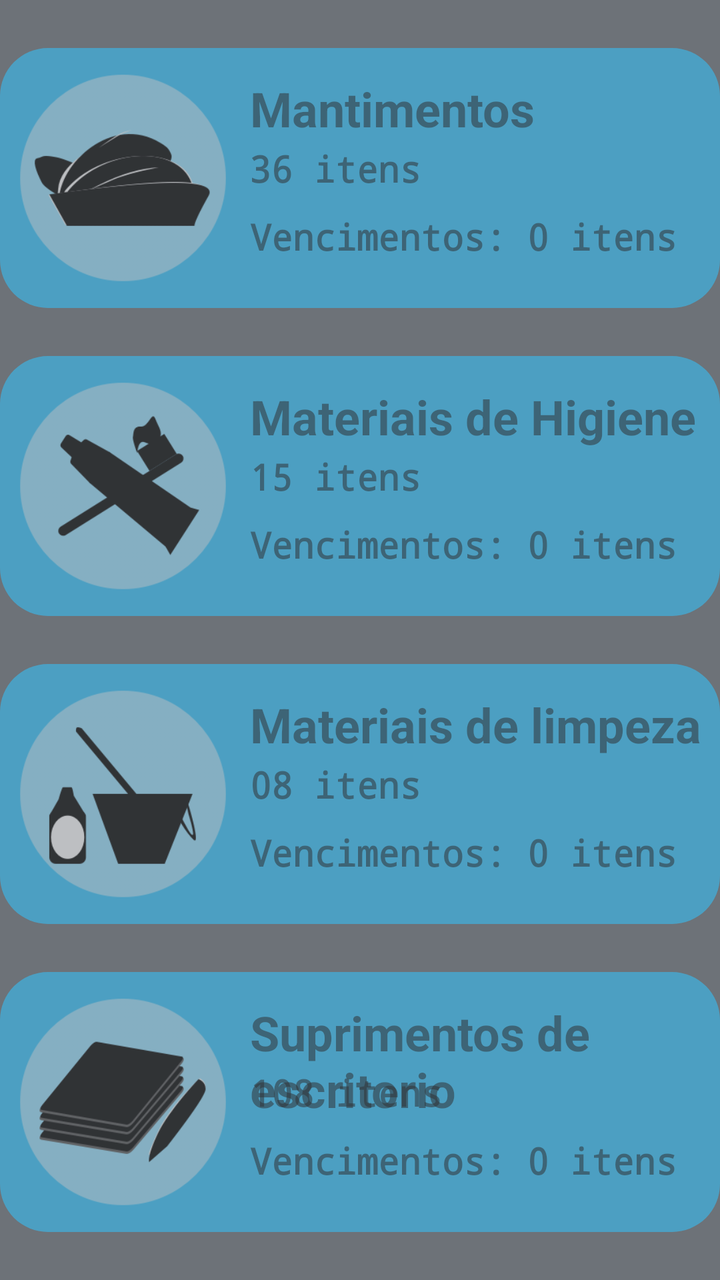
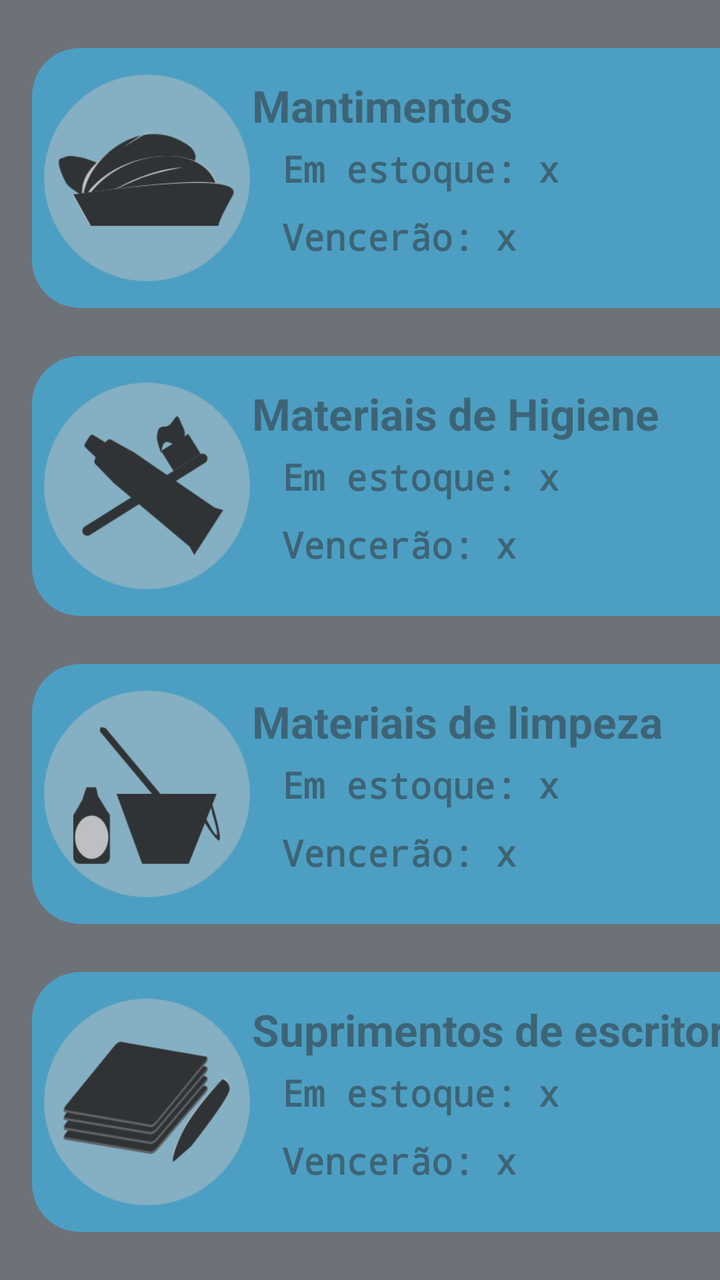

Screens rendered from an Android XML layout before and after an edit, with the pre-edit source and the edit as a unified diff.
<!-- AndroidManifest.xml: application theme AppTheme -->
<!-- res/layout/activity_home.xml -->
<?xml version="1.0" encoding="utf-8"?>
<androidx.constraintlayout.widget.ConstraintLayout xmlns:android="http://schemas.android.com/apk/res/android"
    xmlns:app="http://schemas.android.com/apk/res-auto"
    xmlns:tools="http://schemas.android.com/tools"
    android:layout_width="match_parent"
    android:layout_height="match_parent"
    android:background="@color/graphite"
    tools:context=".Home">

    <LinearLayout
        android:id="@+id/home_view"
        android:orientation="vertical"
        android:layout_width="match_parent"
        android:layout_height="wrap_content"
        app:layout_constraintTop_toTopOf="parent">

        <RelativeLayout
            android:clickable="true"
            android:focusable="true"
            android:layout_width="match_parent"
            android:layout_height="130dp"
            android:layout_marginTop="24dp"
            android:background="@drawable/rounded_shape"
            android:backgroundTint="@color/softBlue"
            android:alpha="0.55">

            <androidx.appcompat.widget.AppCompatImageView
                android:id="@+id/food_icon"
                android:layout_width="115dp"
                android:layout_height="115dp"
                android:layout_marginTop="7.5dp"
                android:layout_marginStart="4dp"
                android:background="@drawable/food_icon" />

            <TextView
                android:layout_width="wrap_content"
                android:layout_height="wrap_content"
                android:text="Mantimentos"
                android:textSize="24sp"
                android:textStyle="bold"
                android:layout_marginStart="125dp"
                android:layout_marginTop="14dp"/>

            <TextView
                android:layout_width="wrap_content"
                android:layout_height="wrap_content"
                android:text="36 itens"
                android:textSize="18sp"
                android:textStyle="bold"
                android:fontFamily="monospace"
                android:layout_marginStart="125dp"
                android:layout_marginTop="48dp"/>

            <TextView
                android:layout_width="wrap_content"
                android:layout_height="wrap_content"
                android:text="Vencimentos: 0 itens"
                android:textSize="18sp"
                android:textStyle="bold"
                android:fontFamily="monospace"
                android:layout_marginStart="125dp"
                android:layout_marginTop="82dp"/>

        </RelativeLayout>

        <RelativeLayout
            android:clickable="true"
            android:focusable="true"
            android:layout_width="match_parent"
            android:layout_height="130dp"
            android:layout_marginTop="24dp"
            android:background="@drawable/rounded_shape"
            android:backgroundTint="@color/softBlue"
            android:alpha="0.55">

            <androidx.appcompat.widget.AppCompatImageView
                android:layout_width="115dp"
                android:layout_height="115dp"
                android:layout_marginTop="7.5dp"
                android:layout_marginStart="4dp"
                android:background="@drawable/higienis_icon" />

            <TextView
                android:layout_width="wrap_content"
                android:layout_height="wrap_content"
                android:text="Materiais de Higiene"
                android:textSize="24sp"
                android:textStyle="bold"
                android:layout_marginStart="125dp"
                android:layout_marginTop="14dp"/>

            <TextView
                android:layout_width="wrap_content"
                android:layout_height="wrap_content"
                android:text="15 itens"
                android:textSize="18sp"
                android:textStyle="bold"
                android:fontFamily="monospace"
                android:layout_marginStart="125dp"
                android:layout_marginTop="48dp"/>

            <TextView
                android:layout_width="wrap_content"
                android:layout_height="wrap_content"
                android:text="Vencimentos: 0 itens"
                android:textSize="18sp"
                android:textStyle="bold"
                android:fontFamily="monospace"
                android:layout_marginStart="125dp"
                android:layout_marginTop="82dp"/>

        </RelativeLayout>

        <RelativeLayout
            android:clickable="true"
            android:focusable="true"
            android:layout_width="match_parent"
            android:layout_height="130dp"
            android:layout_marginTop="24dp"
            android:background="@drawable/rounded_shape"
            android:backgroundTint="@color/softBlue"
            android:alpha="0.55">

            <androidx.appcompat.widget.AppCompatImageView
                android:layout_width="115dp"
                android:layout_height="115dp"
                android:layout_marginTop="7.5dp"
                android:layout_marginStart="4dp"
                android:background="@drawable/cleaning_icon" />

            <TextView
                android:layout_width="wrap_content"
                android:layout_height="wrap_content"
                android:text="Materiais de limpeza"
                android:textSize="24sp"
                android:textStyle="bold"

                android:layout_marginStart="125dp"
                android:layout_marginTop="14dp"/>

            <TextView
                android:layout_width="wrap_content"
                android:layout_height="wrap_content"
                android:text="08 itens"
                android:textSize="18sp"
                android:textStyle="bold"
                android:fontFamily="monospace"
                android:layout_marginStart="125dp"
                android:layout_marginTop="48dp"/>

            <TextView
                android:layout_width="wrap_content"
                android:layout_height="wrap_content"
                android:text="Vencimentos: 0 itens"
                android:textSize="18sp"
                android:textStyle="bold"
                android:fontFamily="monospace"
                android:layout_marginStart="125dp"
                android:layout_marginTop="82dp"/>

        </RelativeLayout>

        <RelativeLayout
            android:clickable="true"
            android:focusable="true"
            android:layout_width="match_parent"
            android:layout_height="130dp"
            android:layout_marginTop="24dp"
            android:background="@drawable/rounded_shape"
            android:backgroundTint="@color/softBlue"
            android:alpha="0.55">

            <androidx.appcompat.widget.AppCompatImageView
                android:layout_width="115dp"
                android:layout_height="115dp"
                android:layout_marginTop="7.5dp"
                android:layout_marginStart="4dp"
                android:background="@drawable/office_icon" />

            <TextView
                android:layout_width="wrap_content"
                android:layout_height="wrap_content"
                android:text="Suprimentos de escritorio"
                android:textSize="24sp"
                android:textStyle="bold"
                android:layout_marginStart="125dp"
                android:layout_marginTop="14dp"/>

            <TextView
                android:layout_width="wrap_content"
                android:layout_height="wrap_content"
                android:text="108 itens"
                android:textSize="18sp"
                android:textStyle="bold"
                android:fontFamily="monospace"
                android:layout_marginStart="125dp"
                android:layout_marginTop="48dp"/>

            <TextView
                android:layout_width="wrap_content"
                android:layout_height="wrap_content"
                android:text="Vencimentos: 0 itens"
                android:textSize="18sp"
                android:textStyle="bold"
                android:fontFamily="monospace"
                android:layout_marginStart="125dp"
                android:layout_marginTop="82dp"/>

        </RelativeLayout>

    </LinearLayout>
</androidx.constraintlayout.widget.ConstraintLayout>
<!-- resources referenced by this layout -->
<resources>
  <color name="graphite">#6D7278</color>
  <color name="softBlue">#32C5FF</color>
  <!-- drawable cleaning_icon: png bitmap (drawable, 13302 bytes) -->
  <!-- drawable food_icon: png bitmap (drawable, 13452 bytes) -->
  <!-- drawable higienis_icon: png bitmap (drawable, 14084 bytes) -->
  <!-- drawable office_icon: png bitmap (drawable, 17170 bytes) -->
  <!-- drawable rounded_shape (drawable) -->
  <?xml version="1.0" encoding="utf-8"?>
  <shape xmlns:android="http://schemas.android.com/apk/res/android">
      <solid android:color="@color/boldBlue"/>
      <corners android:radius="24dp"/>
  </shape>
  <style name="AppTheme" parent="Theme.AppCompat.Light.NoActionBar">
          
          <item name="colorPrimary">@color/colorPrimary</item>
          <item name="colorPrimaryDark">@color/colorPrimaryDark</item>
          <item name="colorAccent">@color/colorAccent</item>
  
          <item name="android:navigationBarColor">@color/graphite</item>
          <item name="android:statusBarColor">@color/graphite</item>
      </style>
  <color name="boldBlue">#3296FF</color>
  <color name="colorPrimary">#008577</color>
  <color name="colorPrimaryDark">#00574B</color>
  <color name="colorAccent">#D81B60</color>
</resources>

<!-- the commit's change to res/layout/activity_home.xml (unified diff, before → after) -->
@@ -17,9 +17,10 @@
         <RelativeLayout
             android:clickable="true"
             android:focusable="true"
-            android:layout_width="match_parent"
-            android:layout_height="130dp"
-            android:layout_marginTop="24dp"
+            android:layout_width="375dp"
+            android:layout_height="130dp"
+            android:layout_marginTop="24dp"
+            android:layout_marginStart="16dp"
             android:background="@drawable/rounded_shape"
             android:backgroundTint="@color/softBlue"
             android:alpha="0.55">
@@ -29,177 +30,175 @@
                 android:layout_width="115dp"
                 android:layout_height="115dp"
                 android:layout_marginTop="7.5dp"
-                android:layout_marginStart="4dp"
                 android:background="@drawable/food_icon" />
 
             <TextView
                 android:layout_width="wrap_content"
                 android:layout_height="wrap_content"
-                android:text="Mantimentos"
-                android:textSize="24sp"
-                android:textStyle="bold"
-                android:layout_marginStart="125dp"
-                android:layout_marginTop="14dp"/>
-
-            <TextView
-                android:layout_width="wrap_content"
-                android:layout_height="wrap_content"
-                android:text="36 itens"
-                android:textSize="18sp"
-                android:textStyle="bold"
-                android:fontFamily="monospace"
-                android:layout_marginStart="125dp"
-                android:layout_marginTop="48dp"/>
-
-            <TextView
-                android:layout_width="wrap_content"
-                android:layout_height="wrap_content"
-                android:text="Vencimentos: 0 itens"
-                android:textSize="18sp"
-                android:textStyle="bold"
-                android:fontFamily="monospace"
-                android:layout_marginStart="125dp"
-                android:layout_marginTop="82dp"/>
-
-        </RelativeLayout>
-
-        <RelativeLayout
-            android:clickable="true"
-            android:focusable="true"
-            android:layout_width="match_parent"
-            android:layout_height="130dp"
-            android:layout_marginTop="24dp"
-            android:background="@drawable/rounded_shape"
-            android:backgroundTint="@color/softBlue"
-            android:alpha="0.55">
-
-            <androidx.appcompat.widget.AppCompatImageView
-                android:layout_width="115dp"
-                android:layout_height="115dp"
-                android:layout_marginTop="7.5dp"
-                android:layout_marginStart="4dp"
+                android:text="@string/food"
+                android:textSize="22sp"
+                android:textStyle="bold"
+                android:layout_marginStart="110dp"
+                android:layout_marginTop="14dp"/>
+
+            <TextView
+                android:layout_width="wrap_content"
+                android:layout_height="wrap_content"
+                android:text="@string/quantity"
+                android:textSize="18sp"
+                android:textStyle="bold"
+                android:fontFamily="monospace"
+                android:layout_marginStart="125dp"
+                android:layout_marginTop="48dp"/>
+
+            <TextView
+                android:layout_width="wrap_content"
+                android:layout_height="wrap_content"
+                android:text="@string/vence"
+                android:textSize="18sp"
+                android:textStyle="bold"
+                android:fontFamily="monospace"
+                android:layout_marginStart="125dp"
+                android:layout_marginTop="82dp"/>
+
+        </RelativeLayout>
+
+        <RelativeLayout
+            android:clickable="true"
+            android:focusable="true"
+            android:layout_width="375dp"
+            android:layout_height="130dp"
+            android:layout_marginTop="24dp"
+            android:layout_marginStart="16dp"
+            android:background="@drawable/rounded_shape"
+            android:backgroundTint="@color/softBlue"
+            android:alpha="0.55">
+
+            <androidx.appcompat.widget.AppCompatImageView
+                android:layout_width="115dp"
+                android:layout_height="115dp"
+                android:layout_marginTop="7.5dp"
                 android:background="@drawable/higienis_icon" />
 
             <TextView
                 android:layout_width="wrap_content"
                 android:layout_height="wrap_content"
-                android:text="Materiais de Higiene"
-                android:textSize="24sp"
-                android:textStyle="bold"
-                android:layout_marginStart="125dp"
-                android:layout_marginTop="14dp"/>
-
-            <TextView
-                android:layout_width="wrap_content"
-                android:layout_height="wrap_content"
-                android:text="15 itens"
-                android:textSize="18sp"
-                android:textStyle="bold"
-                android:fontFamily="monospace"
-                android:layout_marginStart="125dp"
-                android:layout_marginTop="48dp"/>
-
-            <TextView
-                android:layout_width="wrap_content"
-                android:layout_height="wrap_content"
-                android:text="Vencimentos: 0 itens"
-                android:textSize="18sp"
-                android:textStyle="bold"
-                android:fontFamily="monospace"
-                android:layout_marginStart="125dp"
-                android:layout_marginTop="82dp"/>
-
-        </RelativeLayout>
-
-        <RelativeLayout
-            android:clickable="true"
-            android:focusable="true"
-            android:layout_width="match_parent"
-            android:layout_height="130dp"
-            android:layout_marginTop="24dp"
-            android:background="@drawable/rounded_shape"
-            android:backgroundTint="@color/softBlue"
-            android:alpha="0.55">
-
-            <androidx.appcompat.widget.AppCompatImageView
-                android:layout_width="115dp"
-                android:layout_height="115dp"
-                android:layout_marginTop="7.5dp"
-                android:layout_marginStart="4dp"
+                android:text="@string/self_clean"
+                android:textSize="22sp"
+                android:textStyle="bold"
+                android:layout_marginStart="110dp"
+                android:layout_marginTop="14dp"/>
+
+            <TextView
+                android:layout_width="wrap_content"
+                android:layout_height="wrap_content"
+                android:text="@string/quantity"
+                android:textSize="18sp"
+                android:textStyle="bold"
+                android:fontFamily="monospace"
+                android:layout_marginStart="125dp"
+                android:layout_marginTop="48dp"/>
+
+            <TextView
+                android:layout_width="wrap_content"
+                android:layout_height="wrap_content"
+                android:text="@string/vence"
+                android:textSize="18sp"
+                android:textStyle="bold"
+                android:fontFamily="monospace"
+                android:layout_marginStart="125dp"
+                android:layout_marginTop="82dp"/>
+
+        </RelativeLayout>
+
+        <RelativeLayout
+            android:clickable="true"
+            android:focusable="true"
+            android:layout_width="375dp"
+            android:layout_height="130dp"
+            android:layout_marginTop="24dp"
+            android:layout_marginStart="16dp"
+            android:background="@drawable/rounded_shape"
+            android:backgroundTint="@color/softBlue"
+            android:alpha="0.55">
+
+            <androidx.appcompat.widget.AppCompatImageView
+                android:layout_width="115dp"
+                android:layout_height="115dp"
+                android:layout_marginTop="7.5dp"
                 android:background="@drawable/cleaning_icon" />
 
             <TextView
                 android:layout_width="wrap_content"
                 android:layout_height="wrap_content"
-                android:text="Materiais de limpeza"
-                android:textSize="24sp"
-                android:textStyle="bold"
-
-                android:layout_marginStart="125dp"
-                android:layout_marginTop="14dp"/>
-
-            <TextView
-                android:layout_width="wrap_content"
-                android:layout_height="wrap_content"
-                android:text="08 itens"
-                android:textSize="18sp"
-                android:textStyle="bold"
-                android:fontFamily="monospace"
-                android:layout_marginStart="125dp"
-                android:layout_marginTop="48dp"/>
-
-            <TextView
-                android:layout_width="wrap_content"
-                android:layout_height="wrap_content"
-                android:text="Vencimentos: 0 itens"
-                android:textSize="18sp"
-                android:textStyle="bold"
-                android:fontFamily="monospace"
-                android:layout_marginStart="125dp"
-                android:layout_marginTop="82dp"/>
-
-        </RelativeLayout>
-
-        <RelativeLayout
-            android:clickable="true"
-            android:focusable="true"
-            android:layout_width="match_parent"
-            android:layout_height="130dp"
-            android:layout_marginTop="24dp"
-            android:background="@drawable/rounded_shape"
-            android:backgroundTint="@color/softBlue"
-            android:alpha="0.55">
-
-            <androidx.appcompat.widget.AppCompatImageView
-                android:layout_width="115dp"
-                android:layout_height="115dp"
-                android:layout_marginTop="7.5dp"
-                android:layout_marginStart="4dp"
+                android:text="@string/clean"
+                android:textSize="22sp"
+                android:textStyle="bold"
+                android:layout_marginStart="110dp"
+                android:layout_marginTop="14dp"/>
+
+            <TextView
+                android:layout_width="wrap_content"
+                android:layout_height="wrap_content"
+                android:text="@string/quantity"
+                android:textSize="18sp"
+                android:textStyle="bold"
+                android:fontFamily="monospace"
+                android:layout_marginStart="125dp"
+                android:layout_marginTop="48dp"/>
+
+            <TextView
+                android:layout_width="wrap_content"
+                android:layout_height="wrap_content"
+                android:text="@string/vence"
+                android:textSize="18sp"
+                android:textStyle="bold"
+                android:fontFamily="monospace"
+                android:layout_marginStart="125dp"
+                android:layout_marginTop="82dp"/>
+
+        </RelativeLayout>
+
+        <RelativeLayout
+            android:clickable="true"
+            android:focusable="true"
+            android:layout_width="375dp"
+            android:layout_height="130dp"
+            android:layout_marginTop="24dp"
+            android:layout_marginStart="16dp"
+            android:background="@drawable/rounded_shape"
+            android:backgroundTint="@color/softBlue"
+            android:alpha="0.55">
+
+            <androidx.appcompat.widget.AppCompatImageView
+                android:layout_width="115dp"
+                android:layout_height="115dp"
+                android:layout_marginTop="7.5dp"
                 android:background="@drawable/office_icon" />
 
             <TextView
                 android:layout_width="wrap_content"
                 android:layout_height="wrap_content"
-                android:text="Suprimentos de escritorio"
-                android:textSize="24sp"
-                android:textStyle="bold"
-                android:layout_marginStart="125dp"
-                android:layout_marginTop="14dp"/>
-
-            <TextView
-                android:layout_width="wrap_content"
-                android:layout_height="wrap_content"
-                android:text="108 itens"
-                android:textSize="18sp"
-                android:textStyle="bold"
-                android:fontFamily="monospace"
-                android:layout_marginStart="125dp"
-                android:layout_marginTop="48dp"/>
-
-            <TextView
-                android:layout_width="wrap_content"
-                android:layout_height="wrap_content"
-                android:text="Vencimentos: 0 itens"
+                android:text="@string/office"
+                android:textSize="22sp"
+                android:textStyle="bold"
+                android:layout_marginStart="110dp"
+                android:layout_marginTop="14dp"/>
+
+            <TextView
+                android:layout_width="wrap_content"
+                android:layout_height="wrap_content"
+                android:text="@string/quantity"
+                android:textSize="18sp"
+                android:textStyle="bold"
+                android:fontFamily="monospace"
+                android:layout_marginStart="125dp"
+                android:layout_marginTop="48dp"/>
+
+            <TextView
+                android:layout_width="wrap_content"
+                android:layout_height="wrap_content"
+                android:text="@string/vence"
                 android:textSize="18sp"
                 android:textStyle="bold"
                 android:fontFamily="monospace"
<!-- resource entries referenced after the edit -->
@@ -12,6 +12,12 @@
       <solid android:color="@color/boldBlue"/>
       <corners android:radius="24dp"/>
   </shape>
+  <string name="clean">Materiais de limpeza</string>
+  <string name="food">Mantimentos</string>
+  <string name="office">Suprimentos de escritorio</string>
+  <string name="quantity">Em estoque: x</string>
+  <string name="self_clean">Materiais de Higiene</string>
+  <string name="vence">Vencerão: x</string>
   <style name="AppTheme" parent="Theme.AppCompat.Light.NoActionBar">
           
           <item name="colorPrimary">@color/colorPrimary</item>
